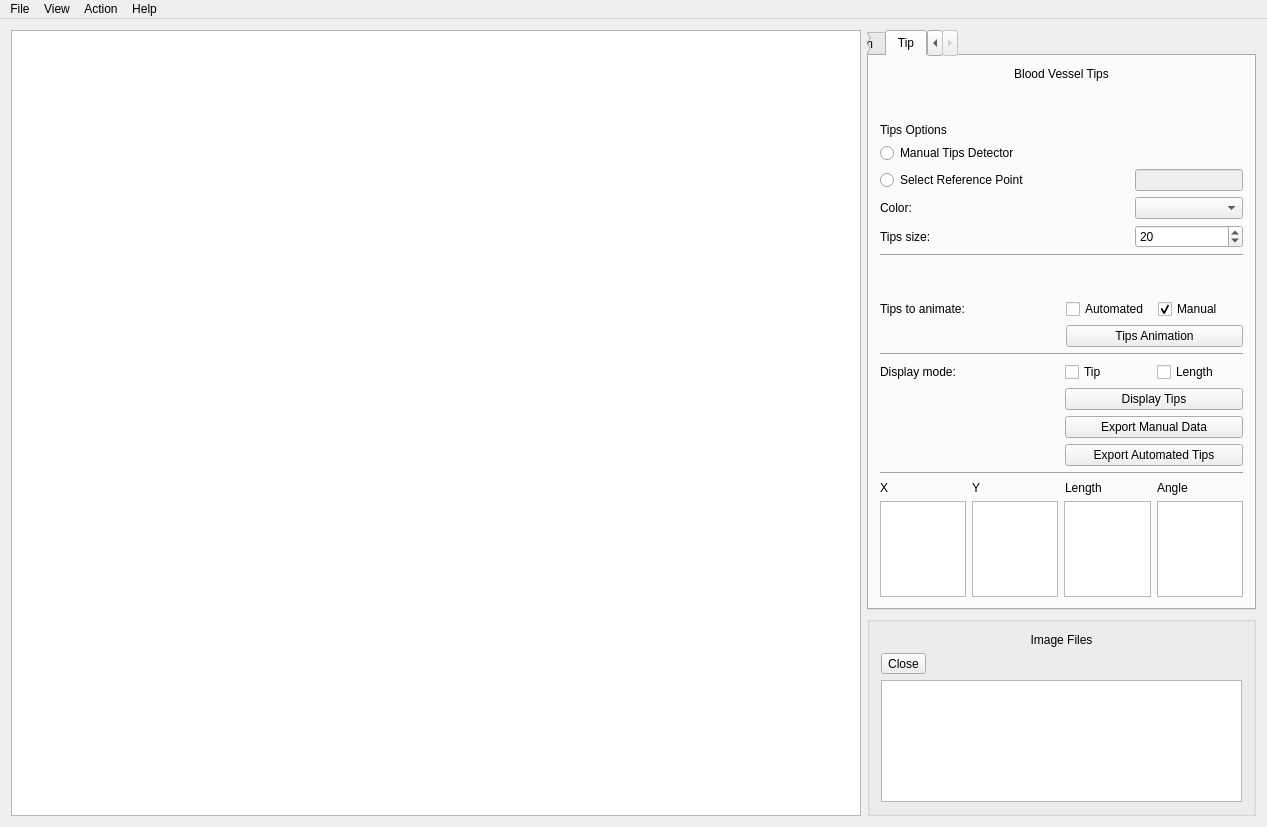
Old version of the form mainwindow.ui in the repository qchen2017/BloodVesselVisualization.
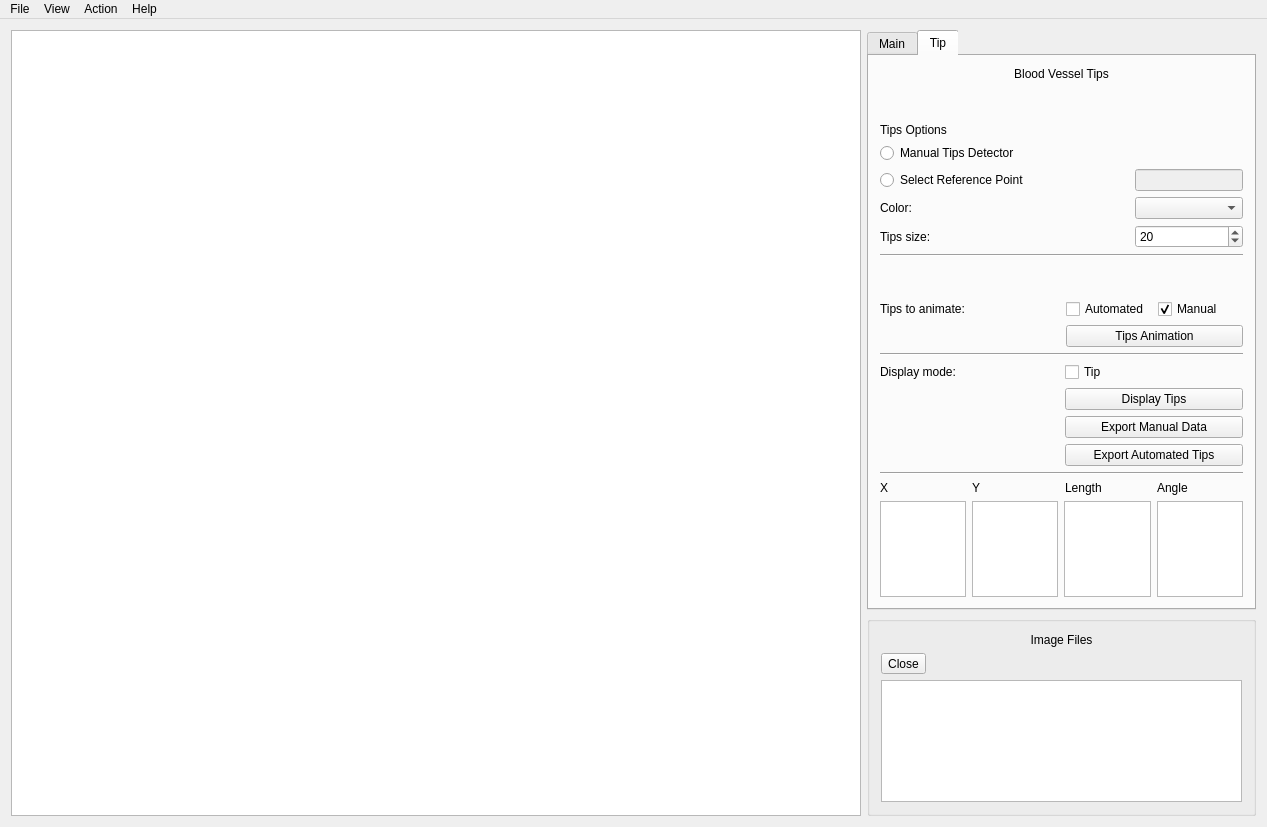
New version of the form.

Patch:
```diff
--- a/mainwindow.ui
+++ b/mainwindow.ui
@@ -56,6 +56,9 @@
       <property name="elideMode">
        <enum>Qt::ElideMiddle</enum>
       </property>
+      <property name="usesScrollButtons">
+       <bool>false</bool>
+      </property>
       <widget class="QWidget" name="main_image_control">
        <attribute name="title">
         <string>Main</string>
@@ -571,19 +574,6 @@
               </property>
              </widget>
             </item>
-            <item>
-             <widget class="QCheckBox" name="length_checkBox">
-              <property name="enabled">
-               <bool>true</bool>
-              </property>
-              <property name="text">
-               <string>Length</string>
-              </property>
-              <property name="checked">
-               <bool>false</bool>
-              </property>
-             </widget>
-            </item>
            </layout>
           </item>
           <item row="3" column="1">
```
Left out of the diff: 41 changed lines with no effect on the pictures.
